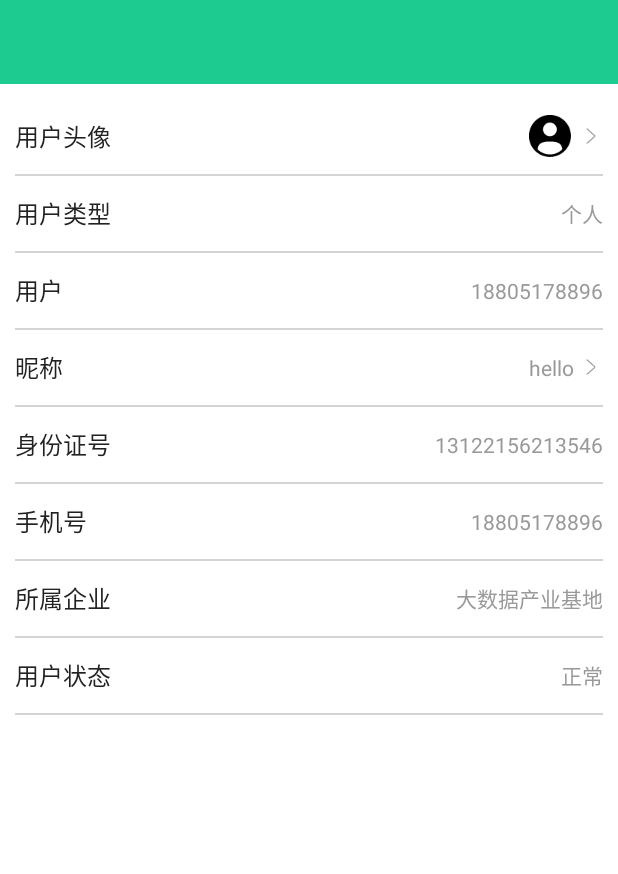
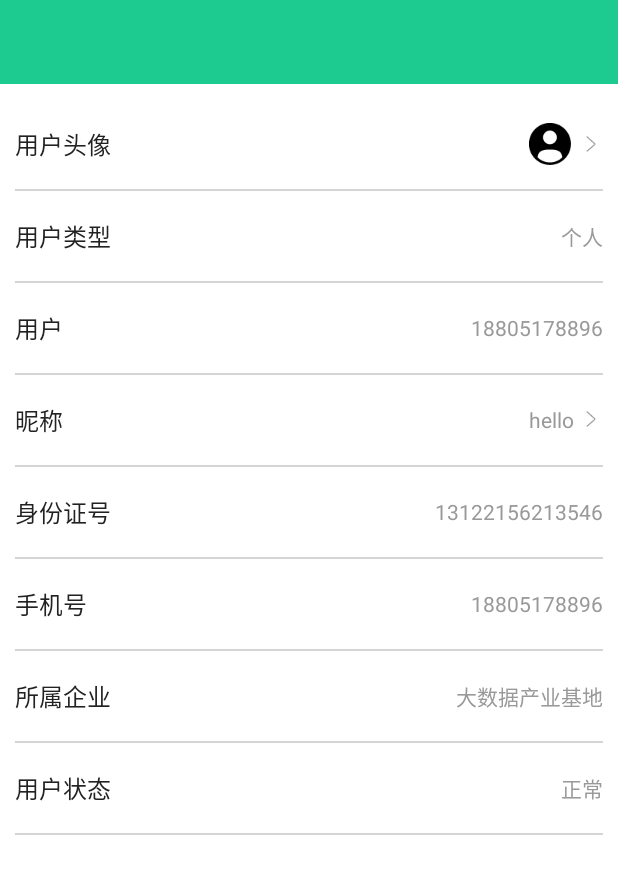
Before and after one commit to BetterZhang/Lease, an Android app: the layout activity_personal.xml on its own in the app's theme, with its tools: preview values and no code run, on a phone screen of 412 x 824 dp. Shown: the top 874 px of the screen. Run offline under Robolectric (Android 15) with nearby library versions, the phone set to English and light mode, and no system bars.

Commit message:
个人资料

```diff
--- a/app/src/main/java/com/anshi/lease/ui/activity/LoginActivity.java
+++ b/app/src/main/java/com/anshi/lease/ui/activity/LoginActivity.java
@@ -3,6 +3,7 @@ package com.anshi.lease.ui.activity;
 import android.view.View;
 import android.widget.EditText;
 import com.anshi.lease.R;
+import com.anshi.lease.common.UserInfo;
 import com.anshi.lease.domain.UserVo;
 import com.anshi.lease.service.UserAuthService;
 import com.anshi.lease.ui.base.LeaseBaseActivity;
@@ -84,6 +85,7 @@ public class LoginActivity extends LeaseBaseActivity {
                     UserVo userVo = (UserVo) response;
                     if (userVo == null)
                         return;
+                    UserInfo.getInstance().login(userVo);
                     showShortToast("登录成功");
                     SharedPreUtils.setString(this, RxBusConfig.HEADER_LOGIN_TOKEN, userVo.getKey_login_token());
                     startAnimActivity(MainActivity.class);
--- a/app/src/main/res/layout/activity_personal.xml
+++ b/app/src/main/res/layout/activity_personal.xml
@@ -1,6 +1,7 @@
 <?xml version="1.0" encoding="utf-8"?>
 <LinearLayout
     xmlns:android="http://schemas.android.com/apk/res/android"
+    xmlns:tools="http://schemas.android.com/tools"
     android:layout_width="match_parent"
     android:layout_height="match_parent"
     android:orientation="vertical">
@@ -21,7 +22,7 @@
 
             <LinearLayout
                 android:layout_width="match_parent"
-                android:layout_height="50dp"
+                android:layout_height="60dp"
                 android:orientation="horizontal"
                 android:gravity="center_vertical">
 
@@ -41,6 +42,7 @@
                     android:gravity="center_vertical|right">
 
                     <ImageView
+                        android:id="@+id/iv_head"
                         android:layout_width="wrap_content"
                         android:layout_height="wrap_content"
                         android:src="@mipmap/ic_user_default"/>
@@ -57,7 +59,7 @@
 
             <LinearLayout
                 android:layout_width="match_parent"
-                android:layout_height="50dp"
+                android:layout_height="60dp"
                 android:orientation="horizontal"
                 android:gravity="center_vertical">
 
@@ -75,14 +77,14 @@
                     android:layout_height="wrap_content"
                     android:layout_weight="1"
                     android:gravity="center_vertical|right"
-                    android:text="个人"
+                    tools:text="个人"
                     android:textColor="@color/common_font_gray"/>
 
             </LinearLayout>
 
             <LinearLayout
                 android:layout_width="match_parent"
-                android:layout_height="50dp"
+                android:layout_height="60dp"
                 android:orientation="horizontal"
                 android:gravity="center_vertical">
 
@@ -100,14 +102,14 @@
                     android:layout_height="wrap_content"
                     android:layout_weight="1"
                     android:gravity="center_vertical|right"
-                    android:text="18805178896"
+                    tools:text="18805178896"
                     android:textColor="@color/common_font_gray"/>
 
             </LinearLayout>
 
             <LinearLayout
                 android:layout_width="match_parent"
-                android:layout_height="50dp"
+                android:layout_height="60dp"
                 android:orientation="horizontal"
                 android:gravity="center_vertical">
 
@@ -127,14 +129,14 @@
                     android:gravity="center_vertical|right"
                     android:drawableRight="@mipmap/ic_more"
                     android:drawablePadding="3dp"
-                    android:text="hello"
+                    tools:text="hello"
                     android:textColor="@color/common_font_gray"/>
 
             </LinearLayout>
 
             <LinearLayout
                 android:layout_width="match_parent"
-                android:layout_height="50dp"
+                android:layout_height="60dp"
                 android:orientation="horizontal"
                 android:gravity="center_vertical">
 
@@ -152,14 +154,14 @@
                     android:layout_height="wrap_content"
                     android:layout_weight="1"
                     android:gravity="center_vertical|right"
-                    android:text="13122156213546"
+                    tools:text="13122156213546"
                     android:textColor="@color/common_font_gray"/>
 
             </LinearLayout>
 
             <LinearLayout
                 android:layout_width="match_parent"
-                android:layout_height="50dp"
+                android:layout_height="60dp"
                 android:orientation="horizontal"
                 android:gravity="center_vertical">
 
@@ -177,14 +179,14 @@
                     android:layout_height="wrap_content"
                     android:layout_weight="1"
                     android:gravity="center_vertical|right"
-                    android:text="18805178896"
+                    tools:text="18805178896"
                     android:textColor="@color/common_font_gray"/>
 
             </LinearLayout>
 
             <LinearLayout
                 android:layout_width="match_parent"
-                android:layout_height="50dp"
+                android:layout_height="60dp"
                 android:orientation="horizontal"
                 android:gravity="center_vertical">
 
@@ -202,14 +204,14 @@
                     android:layout_height="wrap_content"
                     android:layout_weight="1"
                     android:gravity="center_vertical|right"
-                    android:text="大数据产业基地"
+                    tools:text="大数据产业基地"
                     android:textColor="@color/common_font_gray"/>
 
             </LinearLayout>
 
             <LinearLayout
                 android:layout_width="match_parent"
-                android:layout_height="50dp"
+                android:layout_height="60dp"
                 android:orientation="horizontal"
                 android:gravity="center_vertical">
 
@@ -222,12 +224,12 @@
                     android:textSize="16sp"/>
 
                 <TextView
-                    android:id="@+id/tv_user_state"
+                    android:id="@+id/tv_user_status"
                     android:layout_width="0dp"
                     android:layout_height="wrap_content"
                     android:layout_weight="1"
                     android:gravity="center_vertical|right"
-                    android:text="正常"
+                    tools:text="正常"
                     android:textColor="@color/common_font_gray"/>
 
             </LinearLayout>
```
Also changed, not shown: app/src/main/java/com/anshi/lease/common/UserInfo.java (added, +45 -0 lines), app/src/main/java/com/anshi/lease/ui/activity/EditNickNameActivity.java (+49 -0 lines), app/src/main/java/com/anshi/lease/ui/activity/PersonalActivity.java (+89 -0 lines).
